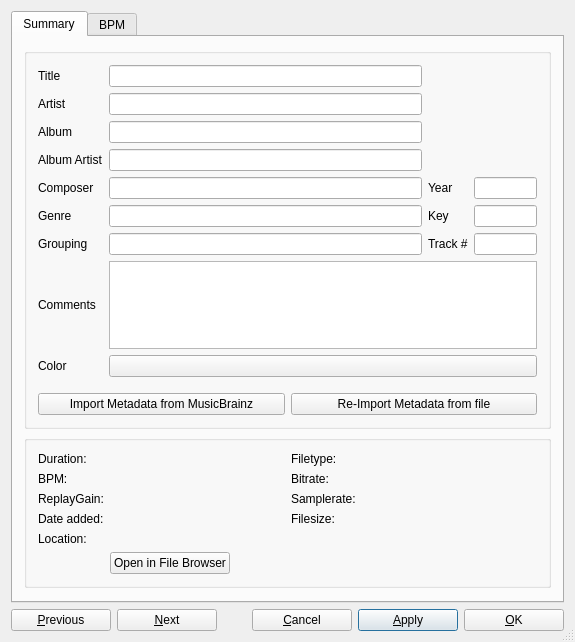
Before: the Qt Designer form src/library/dlgtrackinfo.ui in mixxxdj/mixxx, drawn with Qt 5.
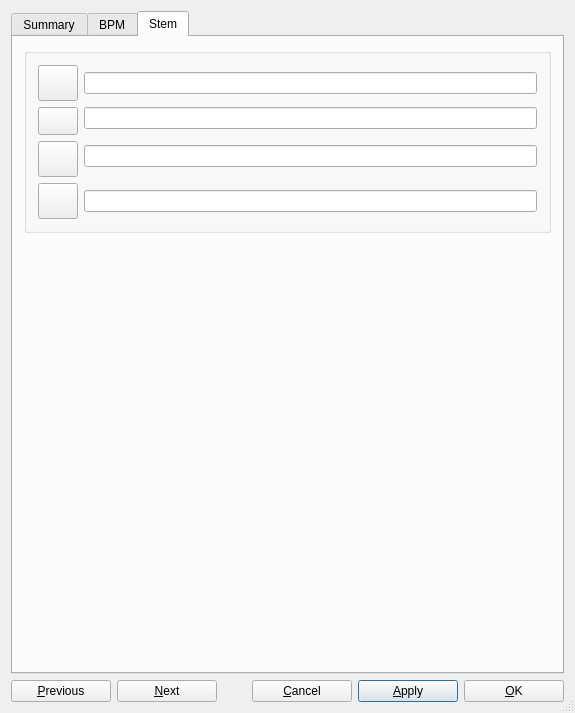
After: the same form once the commit is applied. The open tabs and pages were chosen to show the change.

Commit message: feat(stem): add support for stem info editing via TagLib

```diff
--- a/src/library/dlgtrackinfo.ui
+++ b/src/library/dlgtrackinfo.ui
@@ -7,7 +7,7 @@
     <x>0</x>
     <y>0</y>
     <width>575</width>
-    <height>642</height>
+    <height>713</height>
    </rect>
   </property>
   <property name="sizePolicy">
@@ -932,6 +932,142 @@
        </item>
       </layout>
      </widget>
+     <widget class="QWidget" name="tabStem">
+      <attribute name="title">
+       <string>Stem</string>
+      </attribute>
+      <layout class="QVBoxLayout" name="verticalLayout">
+       <item>
+        <widget class="QGroupBox" name="properties_groupBox_2">
+         <property name="sizePolicy">
+          <sizepolicy hsizetype="Preferred" vsizetype="Minimum">
+           <horstretch>0</horstretch>
+           <verstretch>0</verstretch>
+          </sizepolicy>
+         </property>
+         <layout class="QGridLayout" name="gridLayout_2" columnstretch="0,2">
+          <item row="0" column="0">
+           <widget class="QPushButton" name="btnFirstStemColorPicker">
+            <property name="sizePolicy">
+             <sizepolicy hsizetype="MinimumExpanding" vsizetype="MinimumExpanding">
+              <horstretch>0</horstretch>
+              <verstretch>0</verstretch>
+             </sizepolicy>
+            </property>
+           </widget>
+          </item>
+          <item row="0" column="1">
+           <widget class="QLineEdit" name="txtFirstStemTitle">
+            <property name="sizePolicy">
+             <sizepolicy hsizetype="Expanding" vsizetype="Fixed">
+              <horstretch>0</horstretch>
+              <verstretch>0</verstretch>
+             </sizepolicy>
+            </property>
+            <property name="minimumSize">
+             <size>
+              <width>0</width>
+              <height>0</height>
+             </size>
+            </property>
+           </widget>
+          </item>
+          <item row="1" column="0" rowspan="2">
+           <widget class="QPushButton" name="btnSecondStemColorPicker">
+            <property name="sizePolicy">
+             <sizepolicy hsizetype="MinimumExpanding" vsizetype="MinimumExpanding">
+              <horstretch>0</horstretch>
+              <verstretch>0</verstretch>
+             </sizepolicy>
+            </property>
+           </widget>
+          </item>
+          <item row="1" column="1">
+           <widget class="QLineEdit" name="txtSecondStemTitle">
+            <property name="sizePolicy">
+             <sizepolicy hsizetype="Expanding" vsizetype="Fixed">
+              <horstretch>0</horstretch>
+              <verstretch>0</verstretch>
+             </sizepolicy>
+            </property>
+            <property name="minimumSize">
+             <size>
+              <width>0</width>
+              <height>0</height>
+             </size>
+            </property>
+           </widget>
+          </item>
+          <item row="2" column="1" rowspan="2">
+           <widget class="QLineEdit" name="txtThirdStemTitle">
+            <property name="sizePolicy">
+             <sizepolicy hsizetype="Expanding" vsizetype="Fixed">
+              <horstretch>0</horstretch>
+              <verstretch>0</verstretch>
+             </sizepolicy>
+            </property>
+            <property name="minimumSize">
+             <size>
+              <width>0</width>
+              <height>0</height>
+             </size>
+            </property>
+           </widget>
+          </item>
+          <item row="3" column="0">
+           <widget class="QPushButton" name="btnThirdStemColorPicker">
+            <property name="sizePolicy">
+             <sizepolicy hsizetype="MinimumExpanding" vsizetype="MinimumExpanding">
+              <horstretch>0</horstretch>
+              <verstretch>0</verstretch>
+             </sizepolicy>
+            </property>
+           </widget>
+          </item>
+          <item row="4" column="0">
+           <widget class="QPushButton" name="btnFourthStemColorPicker">
+            <property name="sizePolicy">
+             <sizepolicy hsizetype="MinimumExpanding" vsizetype="MinimumExpanding">
+              <horstretch>0</horstretch>
+              <verstretch>0</verstretch>
+             </sizepolicy>
+            </property>
+           </widget>
+          </item>
+          <item row="4" column="1">
+           <widget class="QLineEdit" name="txtFourthStemTitle">
+            <property name="sizePolicy">
+             <sizepolicy hsizetype="Expanding" vsizetype="Fixed">
+              <horstretch>0</horstretch>
+              <verstretch>0</verstretch>
+             </sizepolicy>
+            </property>
+            <property name="minimumSize">
+             <size>
+              <width>0</width>
+              <height>0</height>
+             </size>
+            </property>
+           </widget>
+          </item>
+         </layout>
+        </widget>
+       </item>
+       <item>
+        <spacer name="verticalSpacer_3">
+         <property name="orientation">
+          <enum>Qt::Orientation::Vertical</enum>
+         </property>
+         <property name="sizeHint" stdset="0">
+          <size>
+           <width>17</width>
+           <height>428</height>
+          </size>
+         </property>
+        </spacer>
+       </item>
+      </layout>
+     </widget>
     </widget>
    </item>
    <item>
```
Left out of the diff: 106 changed lines with no effect on the pictures. The commit also changes 36 other files.
